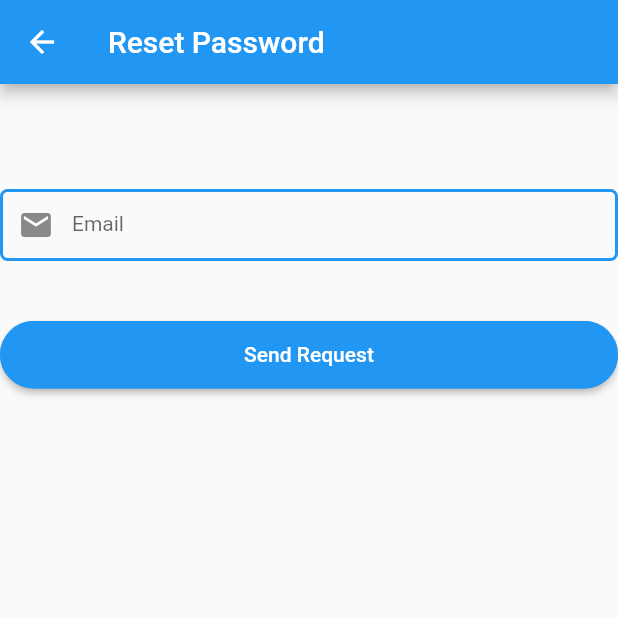
After one commit to umer-83/ar_outfitter, a Flutter app: the ResetScreen screen opened directly, after a tap on "Send Request", on a phone screen of 412 x 824 dp, the top half of it. The commit adds this screen. Run offline on Flutter 3.47's test engine with Material 2 defaults, Android fonts, the phone set to English and light mode, and no system bars; our stand-ins replace cloud_firestore, dio, firebase_auth, firebase_core, firebase_storage, flushbar and 8 more; missing offline and left inert: flutter_expanded_tile; accounts and stored records are empty; generated files the repository leaves out were written again; network calls fail.

Commit message:
reset pass

```diff
--- a/arboa/lib/main.dart
+++ b/arboa/lib/main.dart
@@ -1,3 +1,4 @@
+import 'package:ar_outfitter/pages/reset.dart';
 import 'package:ar_outfitter/pages/splash_screen.dart';
 import 'package:ar_outfitter/pages/viewSizes.dart';
 import 'package:flutter/material.dart';
@@ -101,6 +102,7 @@ class _RoutesState extends State<Routes> {
             title: 'Augmented Reality Based Outfitter Application',
             data: allData),
         '/size': (context) => ArMeasurementScreen(),
+        '/reset': (context) => ResetScreen(),
         '/details': (context) => AdvancedTilePage(),
         '/addService': (context) => ServiceAddPage(
             initialized: _initialized,
--- a/arboa/lib/pages/home.dart
+++ b/arboa/lib/pages/home.dart
@@ -139,8 +139,8 @@ class _HomePageState extends State<HomePage> {
                                       context,
                                       MaterialPageRoute(
                                           builder: (BuildContext context) =>
-                                              MapScreenPage(
-                                                  callback:
+                                             MapScreenPage(
+                                                 callback:
                                                       callBackToGetLocation)));
                                 },
                               )),
--- a/arboa/lib/pages/login.dart
+++ b/arboa/lib/pages/login.dart
@@ -146,6 +146,7 @@ class _LoginPageState extends State<LoginPage> {
                   ),
                   Expanded(
                       child: Column(
+
                     mainAxisAlignment: MainAxisAlignment.center,
                     children: [
                       Row(
@@ -162,6 +163,17 @@ class _LoginPageState extends State<LoginPage> {
                                 Navigator.pushReplacementNamed(
                                     context, '/signup');
                               },
+                            ),
+                            SizedBox(width: 10),
+                            GestureDetector(
+                              child: Text('Forgot Password?',
+                                  style: TextStyle(
+                                      fontWeight: FontWeight.w600,
+                                      color: Colors.blue)),
+                              onTap: () {
+                                Navigator.pushReplacementNamed(
+                                    context, '/reset');
+                              },
                             )
                           ])
                     ],
--- /dev/null
+++ b/arboa/lib/pages/reset.dart
@@ -0,0 +1,106 @@
+import 'package:flutter/material.dart';
+import 'package:firebase_auth/firebase_auth.dart';
+
+class ResetScreen extends StatefulWidget {
+  @override
+  _ResetScreenState createState() => _ResetScreenState();
+}
+
+class _ResetScreenState extends State<ResetScreen> {
+  TextEditingController emailTextController = TextEditingController();
+  final auth = FirebaseAuth.instance;
+
+  @override
+  Widget build(BuildContext context) {
+    return Scaffold(
+      appBar: AppBar(
+        backgroundColor: Colors.blue,
+        title: Text('Reset Password'),
+      ),
+      body: Column(
+        children: [
+          Padding(
+            padding: EdgeInsets.fromLTRB(0, 70, 0, 0),
+            child: Column(
+              children: [
+                TextFormField(
+                  controller: emailTextController,
+                  obscureText: false,
+                  enableSuggestions: !false,
+                  autocorrect: !false,
+                  style: TextStyle(fontSize: 14),
+                  decoration: InputDecoration(
+                      enabledBorder: OutlineInputBorder(
+                          borderRadius: BorderRadius.all(Radius.circular(5)),
+                          borderSide: BorderSide(color: Colors.blue, width: 2)),
+                      contentPadding: EdgeInsets.fromLTRB(15, 15, 15, 15),
+                      labelText: 'Email',
+                      prefixIcon: Icon(Icons.mail),
+                      border: OutlineInputBorder(
+                          borderRadius: BorderRadius.all(Radius.circular(5)),
+                          borderSide:
+                              BorderSide(color: Colors.blue, width: 2))),
+                ),
+                SizedBox(height: 40),
+                SizedBox(
+                  width: double.infinity,
+                  height: 45,
+                  child: ElevatedButton(
+                      onPressed: () async {
+                        try {
+                          await auth.sendPasswordResetEmail(
+                              email: emailTextController.text);
+                        } on FirebaseAuthException catch (e) {
+                          if (e.message ==
+                              'There is no user record corresponding to this identifier. The user may have been deleted.') {
+                            ScaffoldMessenger.of(context).showSnackBar(
+                              SnackBar(
+                                content: const Text("Invalid e-mail address."),
+                                duration: Duration(seconds: 2),
+                              ),
+                            );
+                          }
+                          if (e.message == 'Given String is empty or null') {
+                            ScaffoldMessenger.of(context).showSnackBar(
+                              SnackBar(
+                                content: const Text("Invalid e-mail address."),
+                                duration: Duration(seconds: 2),
+                              ),
+                            );
+                          }
+                          if (e.message ==
+                              'The email address is badly formatted.') {
+                            ScaffoldMessenger.of(context).showSnackBar(
+                              SnackBar(
+                                content: const Text("Invalid e-mail address."),
+                                duration: Duration(seconds: 2),
+                              ),
+                            );
+                          } else {
+                            Navigator.pushReplacementNamed(context, '/login');
+                          }
+                          print(e.code);
+                          print(e.message);
+// show the snackbar here
+                        }
+                      },
+                      child: Text(
+                        "Send Request",
+                        style: TextStyle(fontSize: 14),
+                      ),
+                      style: ButtonStyle(
+                          backgroundColor:
+                              MaterialStateProperty.all<Color>(Colors.blue),
+                          shape: MaterialStateProperty.all(
+                              RoundedRectangleBorder(
+                                  borderRadius: BorderRadius.circular(40.0),
+                                  side: BorderSide(color: Colors.blue))))),
+                )
+              ],
+            ),
+          ),
+        ],
+      ),
+    );
+  }
+}
```
